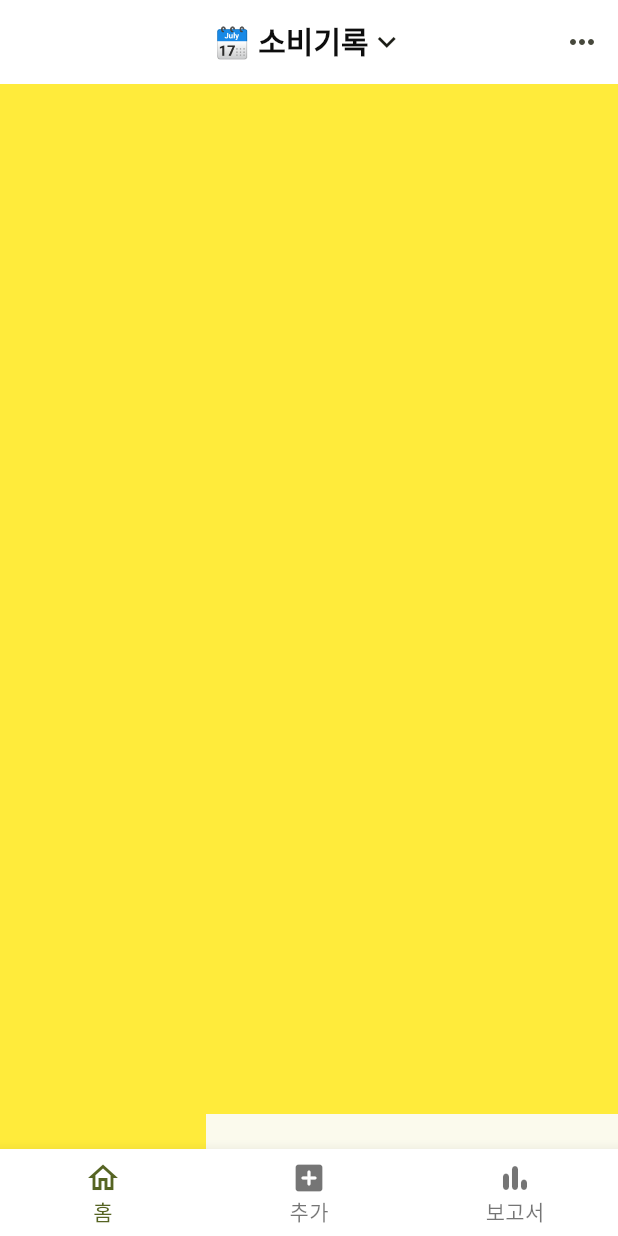
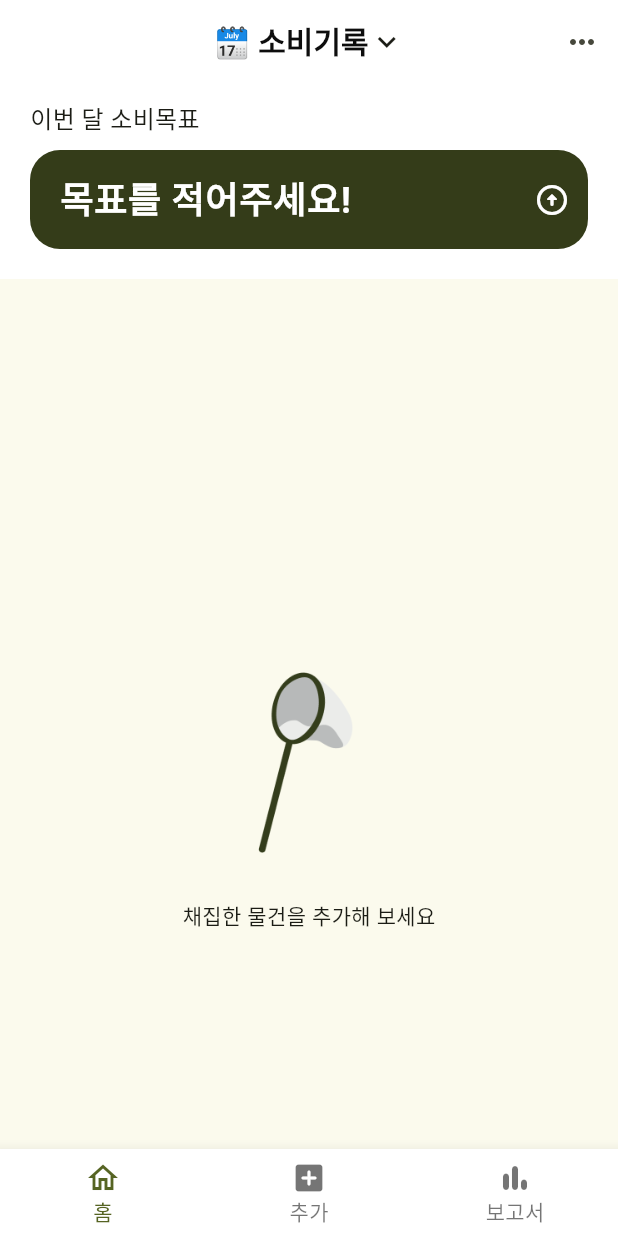
Before and after one commit to lxxyeon/SobieNote_Android, a Flutter app: the screen it shows after launch, on a phone screen of 412 x 824 dp. Run offline on Flutter 3.47's test engine with Material 3 defaults, Android fonts, the phone set to English and light mode, and no system bars; our stand-ins replace device_info_plus, image_cropper, image_picker, permission_handler.

Commit message:
[ADD] 홈화면 소비목표 인풋 추가, 초기 화면 세팅

```diff
--- a/sobienote_flutter/lib/view/home_screen.dart
+++ b/sobienote_flutter/lib/view/home_screen.dart
@@ -1,4 +1,5 @@
 import 'package:flutter/material.dart';
+import 'package:sobienote_flutter/common/const/colors.dart';
 import 'package:sobienote_flutter/view/setting_screen.dart';
 
 import '../common/const/text_style.dart';
@@ -14,6 +15,7 @@ class HomeScreen extends StatelessWidget {
           backgroundColor: Colors.white,
           pinned: true,
           centerTitle: true,
+          expandedHeight: kToolbarHeight + 130,
           title: GestureDetector(
             child: Row(
               mainAxisSize: MainAxisSize.min,
@@ -34,13 +36,77 @@ class HomeScreen extends StatelessWidget {
               icon: Icon(Icons.more_horiz),
             ),
           ],
+            bottom: PreferredSize(
+              preferredSize: Size.fromHeight(130),
+              child: Column(
+                children: [
+                  Padding(
+                    padding: const EdgeInsets.symmetric(horizontal: 20),
+                    child: Column(
+                      crossAxisAlignment: CrossAxisAlignment.start,
+                      children: [
+                        Text('이번 달 소비목표', style: TextStyle(fontSize: 16)),
+                        const SizedBox(height: 9),
+                        TextField(
+                          style: TextStyle(
+                            fontWeight: FontWeight.bold,
+                            fontSize: 20,
+                            color: Colors.white,
+                          ),
+                          decoration: InputDecoration(
+                            hintText: '목표를 적어주세요!',
+                            hintStyle: TextStyle(
+                              color: Colors.white,
+                              fontWeight: FontWeight.bold,
+                              fontSize: 24,
+                            ),
+                            suffixIcon: Icon(
+                              Icons.arrow_circle_up_rounded,
+                              color: Colors.white,
+                            ),
+                            filled: true,
+                            fillColor: OLIVE,
+                            border: OutlineInputBorder(
+                              borderRadius: BorderRadius.circular(20),
+                              borderSide: BorderSide.none,
+                            ),
+                            enabledBorder: OutlineInputBorder(
+                              borderRadius: BorderRadius.circular(20),
+                              borderSide: BorderSide.none,
+                            ),
+                            contentPadding:
+                            const EdgeInsets.symmetric(vertical: 14, horizontal: 16),
+                          ),
+                        ),
+                      ],
+                    ),
+                  ),
+                  SizedBox(height: 20), // PreferredSize 높이에 맞추기 위한 여유 공간
+                ],
+              ),
+            ),
         ),
-        SliverGrid(
-          delegate: SliverChildBuilderDelegate((context, index) {
-            return ColoredBox(color: Colors.yellow,);
-          }, childCount: 16),
-          gridDelegate: SliverGridDelegateWithFixedCrossAxisCount(crossAxisCount: 3),
-        ),
+        SliverFillRemaining(
+          hasScrollBody: false,
+          child: Center(
+            child: Column(
+              mainAxisSize: MainAxisSize.min,
+              children: [
+                Image.asset('assets/images/잠자리채.png', width: 100, ),
+                SizedBox(height: 16),
+                Text('채집한 물건을 추가해 보세요'),
+              ],
+            ),
+          ),
+        )
+        // SliverGrid(
+        //   delegate: SliverChildBuilderDelegate((context, index) {
+        //     return ColoredBox(color: Colors.yellow);
+        //   }, childCount: 16),
+        //   gridDelegate: SliverGridDelegateWithFixedCrossAxisCount(
+        //     crossAxisCount: 3,
+        //   ),
+        // ),
       ],
     );
   }
--- a/sobienote_flutter/pubspec.yaml
+++ b/sobienote_flutter/pubspec.yaml
@@ -62,10 +62,8 @@ flutter:
   # the material Icons class.
   uses-material-design: true
 
-  # To add assets to your application, add an assets section, like this:
-  # assets:
-  #   - images/a_dot_burr.jpeg
-  #   - images/a_dot_ham.jpeg
+  assets:
+    - assets/images/
 
   # An image asset can refer to one or more resolution-specific "variants", see
   # https://flutter.dev/to/resolution-aware-images
```
Also changed, not shown: sobienote_flutter/assets/images/잠자리채.png (added).
